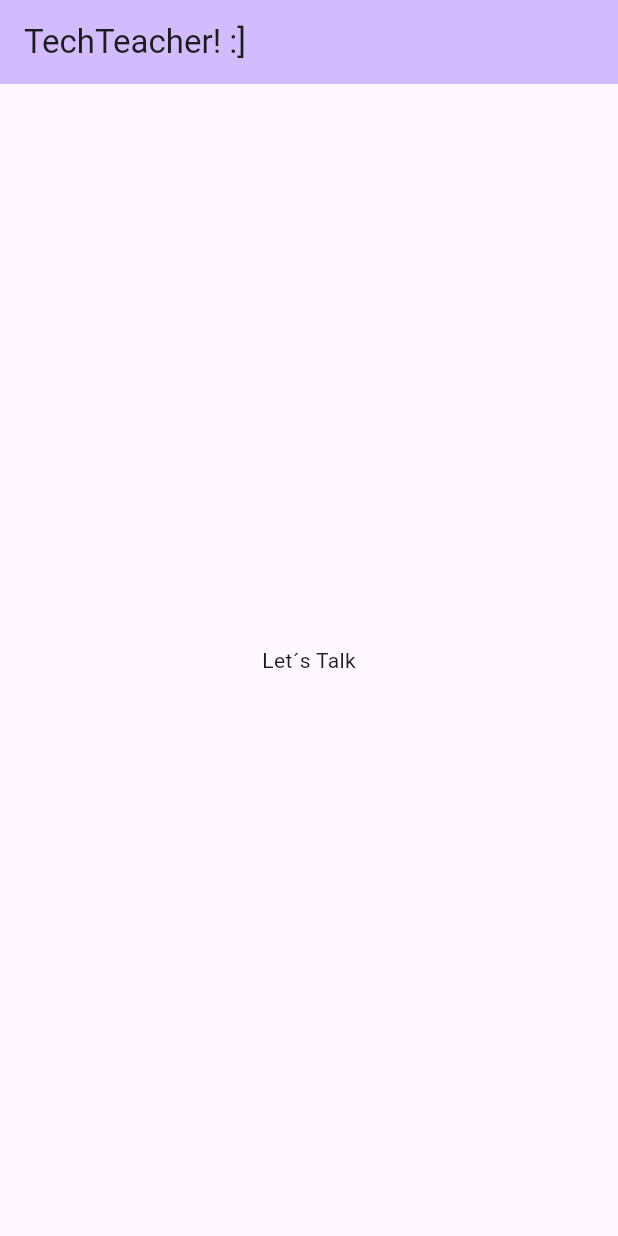
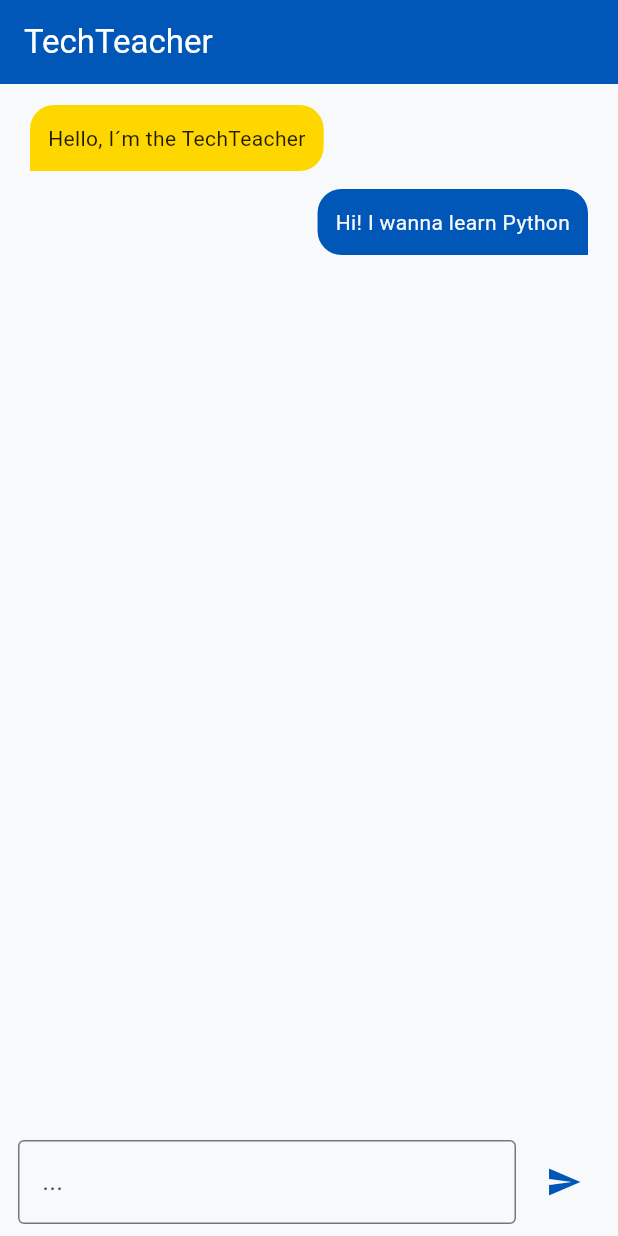
Before and after one commit to MiliTenorio/AppTechTeacher, a Flutter app: the screen it shows after launch, on a phone screen of 412 x 824 dp. Run offline on Flutter 3.47's test engine with Material 3 defaults, Android fonts, the phone set to English and light mode, and no system bars; our stand-ins replace flutter_dotenv, mobx; generated files the repository leaves out were written again.

Commit message:
Presentation using Mockup version

```diff
--- /dev/null
+++ b/tech_teacher/devtools_options.yaml
@@ -0,0 +1,3 @@
+description: This file stores settings for Dart & Flutter DevTools.
+documentation: https://docs.flutter.dev/tools/devtools/extensions#configure-extension-enablement-states
+extensions:
--- /dev/null
+++ b/tech_teacher/lib/core/app_colors.dart
@@ -0,0 +1,11 @@
+import 'package:flutter/material.dart';
+
+class AppColors {
+  static const primaryBlue = Color(0xFF0057B7); // Azul forte
+  static const lightBlue = Color(0xFFB3D7FF); // Azul claro
+  static const primaryYellow = Color(0xFFFFD700); // Amarelo ouro
+  static const background = Color(0xFFF8F9FA); // Fundo claro
+  static const userBubble = primaryBlue;
+  static const botBubble = primaryYellow;
+  static const blackLetter = Colors.black87;
+}
--- /dev/null
+++ b/tech_teacher/lib/features/chat/presentation/pages/chat_bubble.dart
@@ -0,0 +1,36 @@
+import 'package:flutter/material.dart';
+import 'package:tech_teacher/core/app_colors.dart';
+
+class ChatBubble extends StatelessWidget {
+  final String text;
+  final bool isUser;
+
+  const ChatBubble({super.key, required this.text, required this.isUser});
+
+  @override
+  Widget build(BuildContext context) {
+    return Align(
+      alignment: isUser ? Alignment.centerRight : Alignment.centerLeft,
+      child: Container(
+        margin: const EdgeInsets.symmetric(vertical: 6, horizontal: 12),
+        padding: const EdgeInsets.all(12),
+        constraints: const BoxConstraints(maxWidth: 300),
+        decoration: BoxDecoration(
+          color: isUser ? AppColors.userBubble : AppColors.botBubble,
+          borderRadius: BorderRadius.only(
+            topLeft: const Radius.circular(16),
+            topRight: const Radius.circular(16),
+            bottomLeft: Radius.circular(isUser ? 16 : 0),
+            bottomRight: Radius.circular(isUser ? 0 : 16),
+          ),
+        ),
+        child: Text(
+          text,
+          style: TextStyle(
+            color: isUser ? AppColors.background : AppColors.blackLetter,
+          ),
+        ),
+      ),
+    );
+  }
+}
--- /dev/null
+++ b/tech_teacher/lib/features/chat/presentation/pages/chat_page.dart
@@ -0,0 +1,64 @@
+import 'package:flutter/material.dart';
+import 'package:tech_teacher/core/app_colors.dart';
+import 'package:tech_teacher/features/chat/presentation/pages/chat_bubble.dart';
+import 'package:tech_teacher/features/chat/presentation/pages/insert_prompt.dart';
+import 'package:tech_teacher/features/chat/presentation/stores/chat_store.dart';
+
+class ChatPage extends StatelessWidget {
+  ChatPage({super.key});
+  final chatStore = ChatStore();
+
+  @override
+  Widget build(BuildContext context) {
+    final messages = [
+      {'text': 'Hello, I´m the TechTeacher', 'isUser': false},
+      {'text': 'Hi! I wanna learn Python', 'isUser': true},
+    ];
+
+    final TextEditingController controller = TextEditingController();
+
+    return Scaffold(
+      backgroundColor: AppColors.background,
+      appBar: AppBar(
+        title: const Text('TechTeacher'),
+        backgroundColor: AppColors.primaryBlue,
+        foregroundColor: Colors.white,
+      ),
+      body: Column(
+        children: [
+          Expanded(
+            child: ListView.builder(
+              padding: const EdgeInsets.all(8),
+              itemCount: messages.length,
+              itemBuilder: (_, index) {
+                final message = messages[index];
+                return ChatBubble(
+                  text: message['text']!.toString(),
+                  isUser: message['isUser']!.toString() == "true"
+                      ? true
+                      : false,
+                );
+              },
+            ),
+          ),
+          SafeArea(
+            bottom: true,
+            child: Padding(
+              padding: const EdgeInsets.symmetric(horizontal: 12, vertical: 8),
+              child: InsertPrompt(
+                controller: controller,
+                onSend: () {
+                  final input = controller.text.trim();
+                  if (input.isNotEmpty) {
+                    chatStore.sendToGemini(input);
+                    controller.clear();
+                  }
+                },
+              ),
+            ),
+          ),
+        ],
+      ),
+    );
+  }
+}
--- /dev/null
+++ b/tech_teacher/lib/features/chat/presentation/pages/insert_prompt.dart
@@ -0,0 +1,32 @@
+import 'package:flutter/material.dart';
+import 'package:tech_teacher/core/app_colors.dart';
+
+class InsertPrompt extends StatelessWidget {
+  final TextEditingController controller;
+  final VoidCallback? onSend;
+
+  const InsertPrompt({super.key, required this.controller, this.onSend});
+
+  @override
+  Widget build(BuildContext context) {
+    return Row(
+      children: [
+        Expanded(
+          child: TextField(
+            controller: controller,
+            decoration: const InputDecoration(
+              hintText: '...',
+              border: OutlineInputBorder(),
+            ),
+          ),
+        ),
+        const SizedBox(width: 8),
+        IconButton(
+          icon: const Icon(Icons.send),
+          color: AppColors.primaryBlue,
+          onPressed: onSend,
+        ),
+      ],
+    );
+  }
+}
--- a/tech_teacher/lib/main.dart
+++ b/tech_teacher/lib/main.dart
@@ -1,6 +1,11 @@
 import 'package:flutter/material.dart';
+import 'package:flutter_dotenv/flutter_dotenv.dart';
+import 'package:tech_teacher/core/app_colors.dart';
+import 'package:tech_teacher/features/chat/presentation/pages/chat_page.dart';
 
-void main() {
+void main() async {
+  WidgetsFlutterBinding.ensureInitialized();
+  await dotenv.load(fileName: ".env");
   runApp(const MyApp());
 }
 
@@ -10,38 +15,14 @@ class MyApp extends StatelessWidget {
   @override
   Widget build(BuildContext context) {
     return MaterialApp(
-      title: 'Flutter Demo',
+      title: 'TechTeacher',
+      debugShowCheckedModeBanner: false,
       theme: ThemeData(
-        colorScheme: ColorScheme.fromSeed(seedColor: Colors.deepPurple),
+        colorScheme: ColorScheme.fromSeed(seedColor: AppColors.primaryBlue),
+        useMaterial3: true,
+        scaffoldBackgroundColor: Colors.white,
       ),
-      home: const MyHomePage(title: 'TechTeacher! :]'),
+      home: ChatPage(),
     );
   }
 }
-
-class MyHomePage extends StatefulWidget {
-  const MyHomePage({super.key, required this.title});
-
-  final String title;
-
-  @override
-  State<MyHomePage> createState() => _MyHomePageState();
-}
-
-class _MyHomePageState extends State<MyHomePage> {
-  @override
-  Widget build(BuildContext context) {
-    return Scaffold(
-      appBar: AppBar(
-        backgroundColor: Theme.of(context).colorScheme.inversePrimary,
-        title: Text(widget.title),
-      ),
-      body: Center(
-        child: Column(
-          mainAxisAlignment: MainAxisAlignment.center,
-          children: <Widget>[const Text('Let´s Talk')],
-        ),
-      ),
-    );
-  }
-}
--- a/tech_teacher/pubspec.yaml
+++ b/tech_teacher/pubspec.yaml
@@ -21,7 +21,7 @@ dev_dependencies:
     sdk: flutter
   build_runner: ^2.4.6
   mobx_codegen: ^2.3.0
-
+  analyzer: 6.11.0
   flutter_lints: ^5.0.0
 
 flutter:
@@ -29,7 +29,8 @@ flutter:
   uses-material-design: true
 
   # To add assets to your application, add an assets section, like this:
-  # assets:
+  assets:
+    - .env
   #   - images/a_dot_burr.jpeg
   #   - images/a_dot_ham.jpeg
 
```
Also changed, not shown: tech_teacher/lib/features/chat/data/models/chat_message_model.dart (added, +24 -0 lines), tech_teacher/lib/features/chat/presentation/stores/chat_store.dart (added, +46 -0 lines), tech_teacher/lib/features/chat/presentation/stores/chat_store.g.dart (added), tech_teacher/pubspec.lock.
